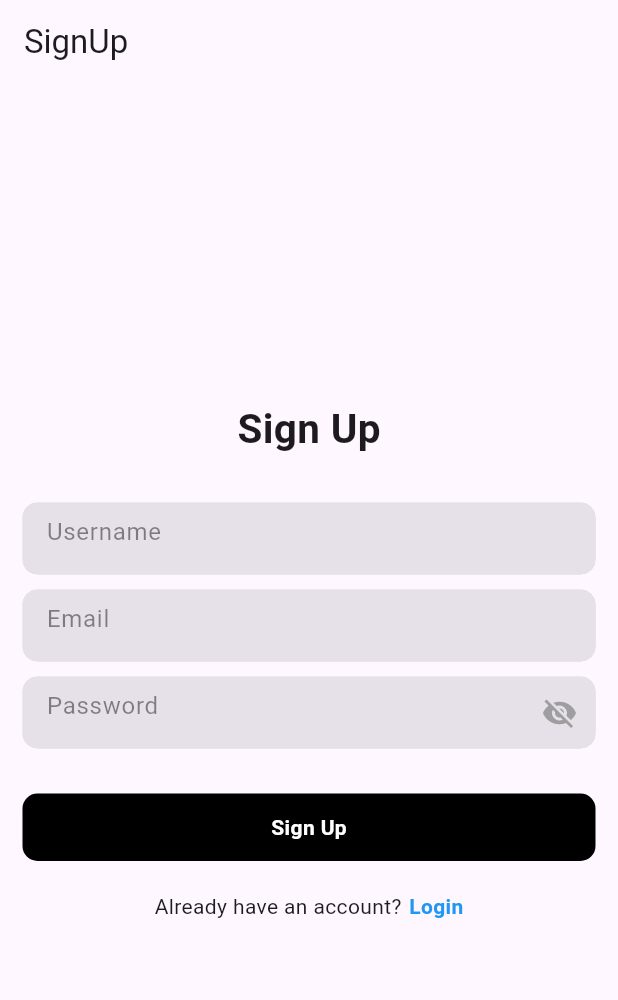
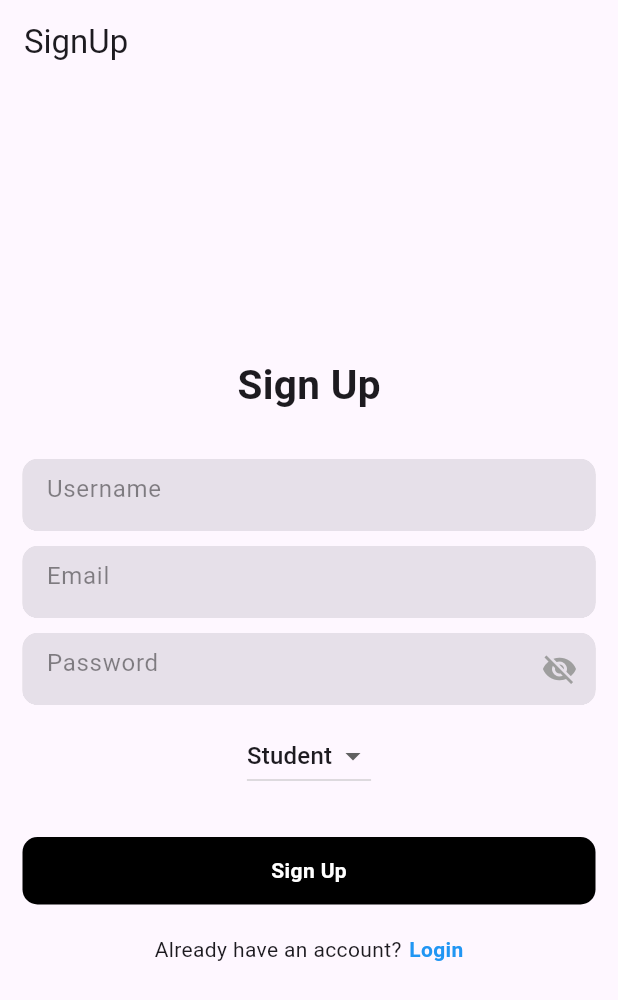
Before and after one commit to siwarbo/mh, a Flutter app: the SignUpPage screen opened by its route, on a phone screen of 412 x 824 dp. Shown: the top 1000 px of the screen. Run offline on Flutter 3.47's test engine with Material 3 defaults, Android fonts, the phone set to English and light mode, and no system bars; our stand-ins replace bloc, carousel_slider, cloud_firestore, equatable, firebase_auth, firebase_core and 4 more; accounts and stored records are empty.

Commit message:
add user to firestore

```diff
--- a/lib/features/user_auth/presentation/pages/sign_up_page.dart
+++ b/lib/features/user_auth/presentation/pages/sign_up_page.dart
@@ -20,7 +20,9 @@ class _SignUpPageState extends State<SignUpPage> {
   TextEditingController _passwordController = TextEditingController();
 
   bool isSigningUp = false;
-
+  //
+  String _selectedRole = "Student";
+  //
   @override
   void dispose() {
     _usernameController.dispose();
@@ -71,6 +73,23 @@ class _SignUpPageState extends State<SignUpPage> {
                   hintText: "Password",
                   isPasswordField: true,
                 ),
+                //
+                SizedBox(height: 10),
+                DropdownButton<String>(
+                  value: _selectedRole,
+                  onChanged: (String? newValue) {
+                    setState(() {
+                      _selectedRole = newValue!;
+                    });
+                  },
+                  items: <String>['Student', 'Teacher'].map((String value) {
+                    return DropdownMenuItem<String>(
+                      value: value,
+                      child: Text(value),
+                    );
+                  }).toList(),
+                ),
+                //
                 SizedBox(
                   height: 30,
                 ),
@@ -146,6 +165,9 @@ class _SignUpPageState extends State<SignUpPage> {
     });
 
     if (user != null) {
+      //
+      await _auth.pushUserDetailsToFirestore(email, _selectedRole);
+      //
       showToast(message: "User is successfully created");
       Navigator.pushNamed(context, "/home");
     } else {
```
Also changed, not shown: lib/features/user_auth/firebase_auth_implementation/firebase_auth_services.dart (+20 -1 lines).
